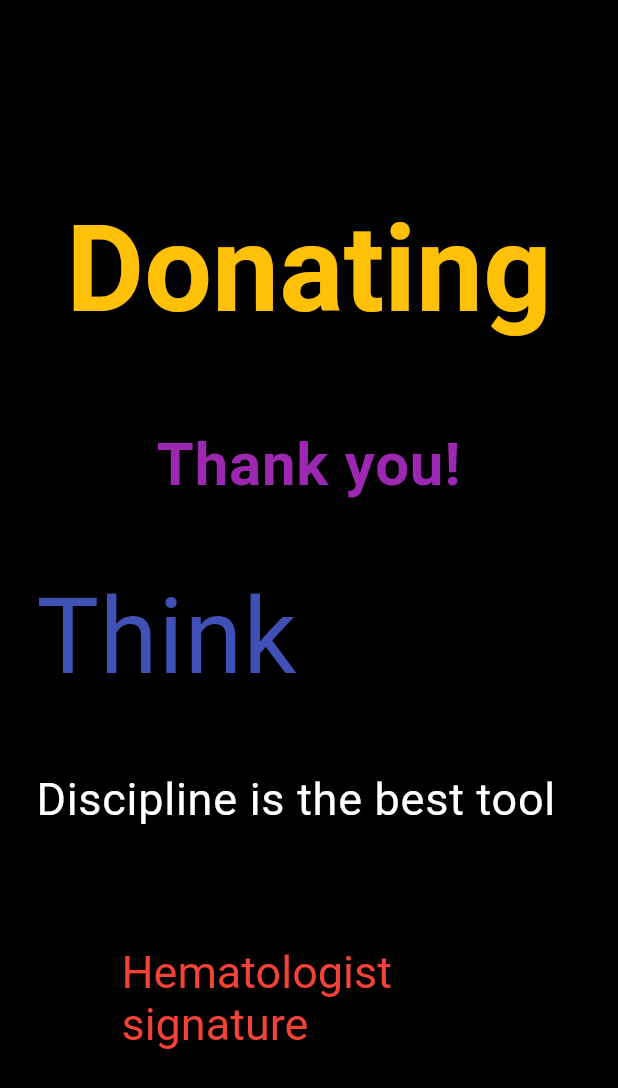
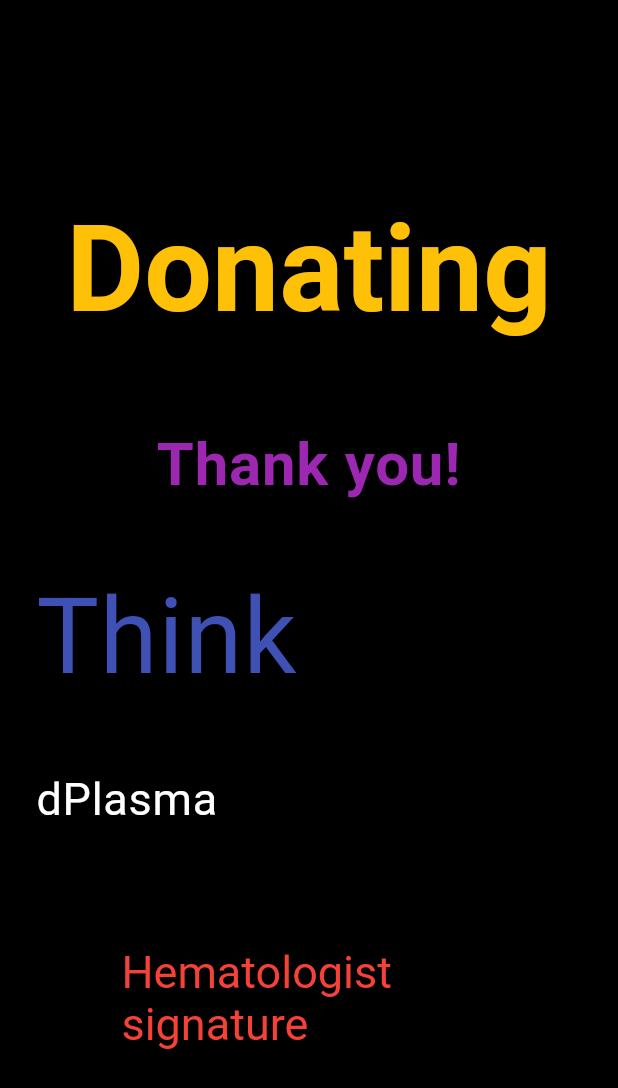
Before and after one commit to itsencrypted/dplasma, a Flutter app: the screen it shows after launch, on a phone screen of 412 x 824 dp. Shown: the top 1088 px of the screen. Run offline on Flutter 3.47's test engine with Material 2 defaults, Android fonts, the phone set to English and light mode, and no system bars; drawn by our look-alikes of animated_text_kit; our stand-ins replace geolocator, google_fonts; missing offline and left inert: web3dart; Roboto replaces fonts that are missing ().

Commit message:
animations to run while waiting for blockchain tx hash confirmation

```diff
--- a/lib/components/animations.dart
+++ b/lib/components/animations.dart
@@ -127,10 +127,10 @@ class _AnimationsExamplesState extends State<AnimationsExamples>
                                   print("Tap Event");
                                 },
                                 text: [
-                                  "Discipline is the best tool",
-                                  "Design first, then code",
-                                  "Do not patch bugs out, rewrite them",
-                                  "Do not test bugs out, design them out",
+                                  "dPlasma",
+                                  "Clinical trials of convalescent Plasma",
+                                  "Consensys Health - Stop Covid19",
+                                  "Data is the medicine we need",
                                 ],
                                 textStyle: GoogleFonts.courierPrime(
                                   textStyle: TextStyle(
```
